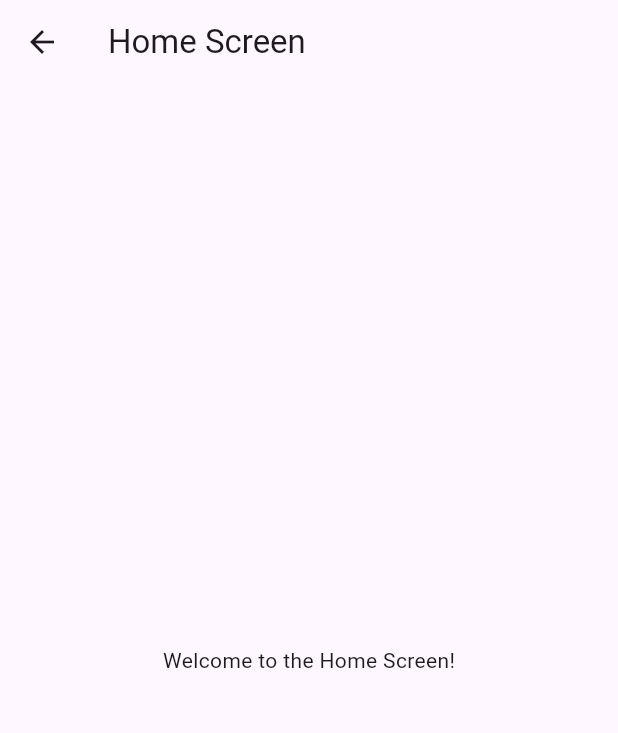
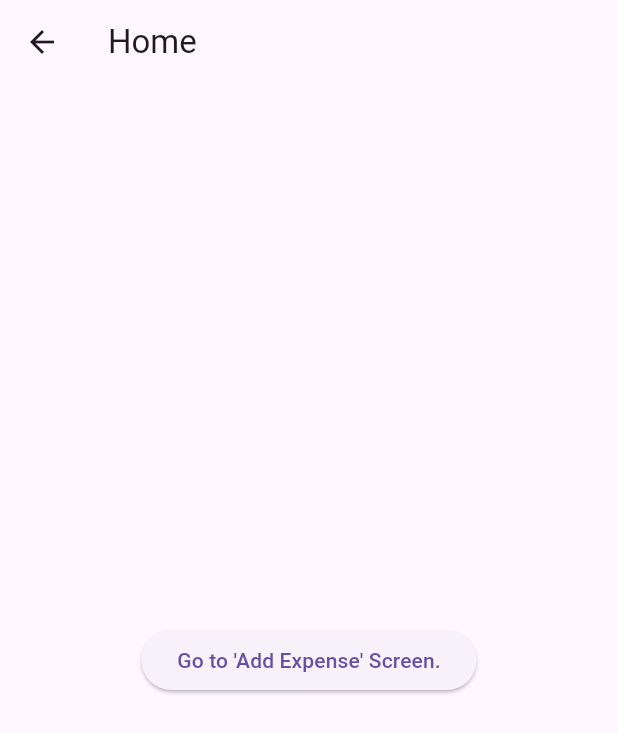
Before and after one commit to Val1t3/expense-tracker, a Flutter app: the HomeScreen screen opened directly, on a phone screen of 412 x 824 dp. Shown: the top 733 px of the screen. Run offline on Flutter 3.47's test engine with Material 3 defaults, Android fonts, the phone set to English and light mode, and no system bars.

Commit message:
[ADD] setup routing

```diff
--- a/expense_tracker/lib/Screens/home_screen.dart
+++ b/expense_tracker/lib/Screens/home_screen.dart
@@ -7,11 +7,14 @@ class HomeScreen extends StatelessWidget {
   Widget build(BuildContext context) {
     return Scaffold(
       appBar: AppBar(
-        title: const Text('Home Screen'),
+        title: const Text('Home'),
       ),
-      body: const Center(
-        child: Text('Welcome to the Home Screen!'),
-      ),
+      body: Center(
+          child: ElevatedButton(
+              onPressed: () {
+                Navigator.pushNamed(context, '/add');
+              },
+              child: const Text("Go to 'Add Expense' Screen."))),
     );
   }
 }
```
Also changed, not shown: expense_tracker/lib/Screens/add_expense_screen.dart (added, +23 -0 lines), expense_tracker/lib/main.dart (+12 -55 lines).
